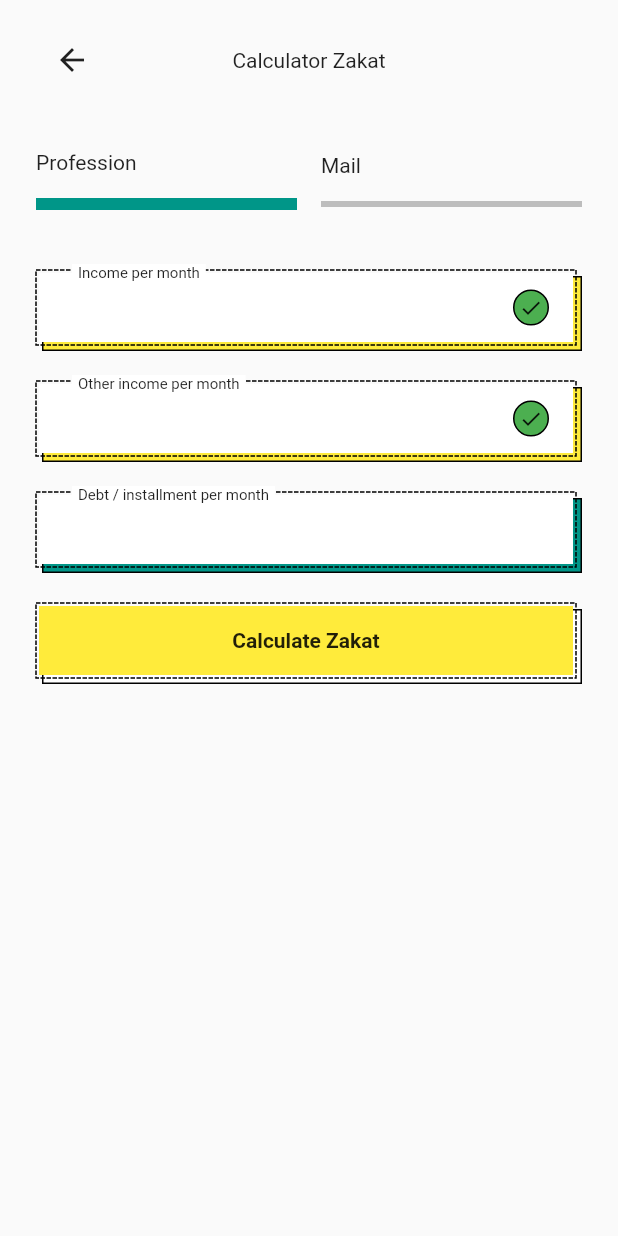
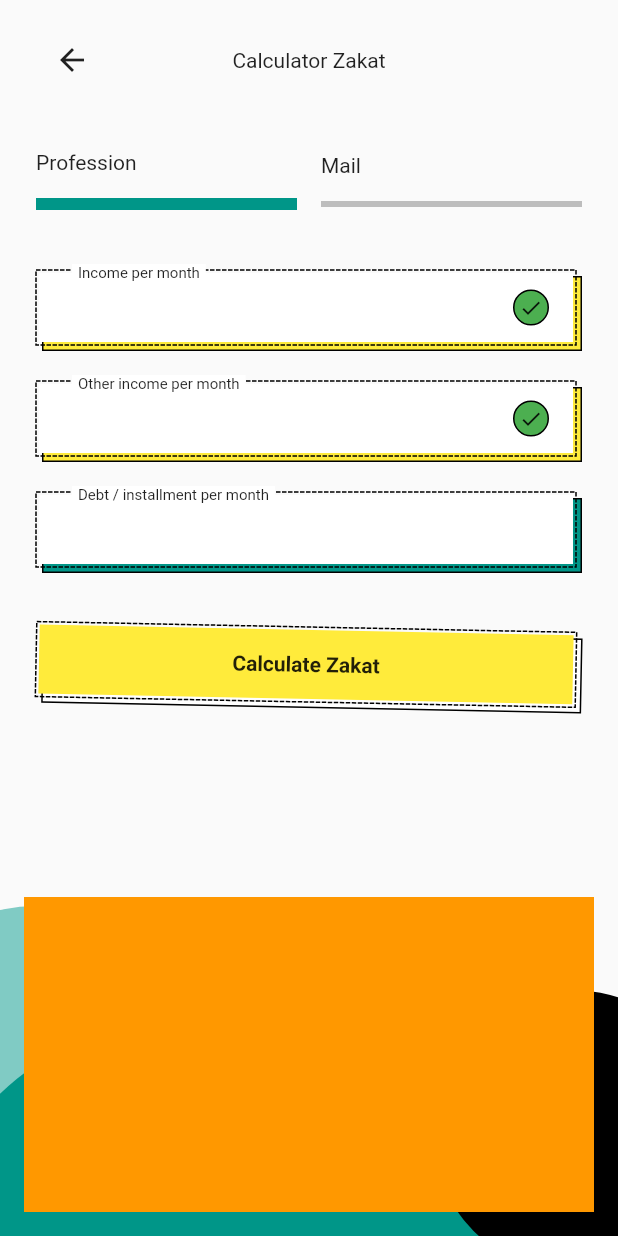
Before and after one commit to JAICHANGPARK/flutter_notebook_18th_story, a Flutter app: the screen it shows after launch, on a phone screen of 412 x 824 dp. Run offline on Flutter 3.47's test engine with Material 2 defaults, Android fonts, the phone set to English and light mode, and no system bars; drawn by our look-alikes of dotted_border; our stand-ins replace cached_network_image, flutter_lorem, flutter_riverpod, flutter_svg, freezed_annotation, go_router and 3 more.

Commit message:
Update funding_home_page.dart

```diff
--- a/lib/ep1085_funding_app/src/ui/funding_home_page.dart
+++ b/lib/ep1085_funding_app/src/ui/funding_home_page.dart
@@ -298,9 +298,11 @@ class FundingHomePage extends StatelessWidget {
                     ),
                   ),
                   const SizedBox(
-                    height: 16,
+                    height: 32,
                   ),
-                  SizedBox(
+                  Transform.rotate(
+                    angle: 0.02,
+                    child: SizedBox(
                       height: 58,
                       child: Stack(
                         children: [
@@ -341,8 +343,63 @@ class FundingHomePage extends StatelessWidget {
                           ),
                         ],
                       ),
+                    ),
                   )
                 ],
+              ),
+            ),
+            Positioned(
+              left: 0,
+              bottom: 0,
+              right: 0,
+              child: SizedBox(
+                  height: 220,
+                  child: Stack(
+                    children: [
+                      Positioned(
+                        child: CircleAvatar(
+                          backgroundColor: Colors.teal[200]!,
+                          radius: 200,
+                        ),
+                        top: 0,
+                        left: -300,
+                        bottom: 0,
+                        right: 64,
+                      ),
+                      const Positioned(
+                        child: CircleAvatar(
+                          backgroundColor: Colors.teal,
+                          radius: 200,
+                        ),
+                        right: -64,
+                        bottom: -250,
+                        left: -200,
+                      ),
+                      const Positioned(
+                        child: CircleAvatar(
+                          backgroundColor: Colors.black,
+                          radius: 94,
+                        ),
+                        right: -64,
+                        bottom: -24,
+                      ),
+                    ],
+                  )),
+            ),
+            Positioned(
+              left: 16,
+              bottom: 16,
+              right: 16,
+              child: SizedBox(
+                height: 210,
+                child: Stack(
+                  children: [
+                    Positioned(
+                        child: Container(
+                      color: Colors.orange,
+                    ))
+                  ],
+                ),
               ),
             )
           ],
```
Lines whose indentation alone changed are shown as unchanged.
